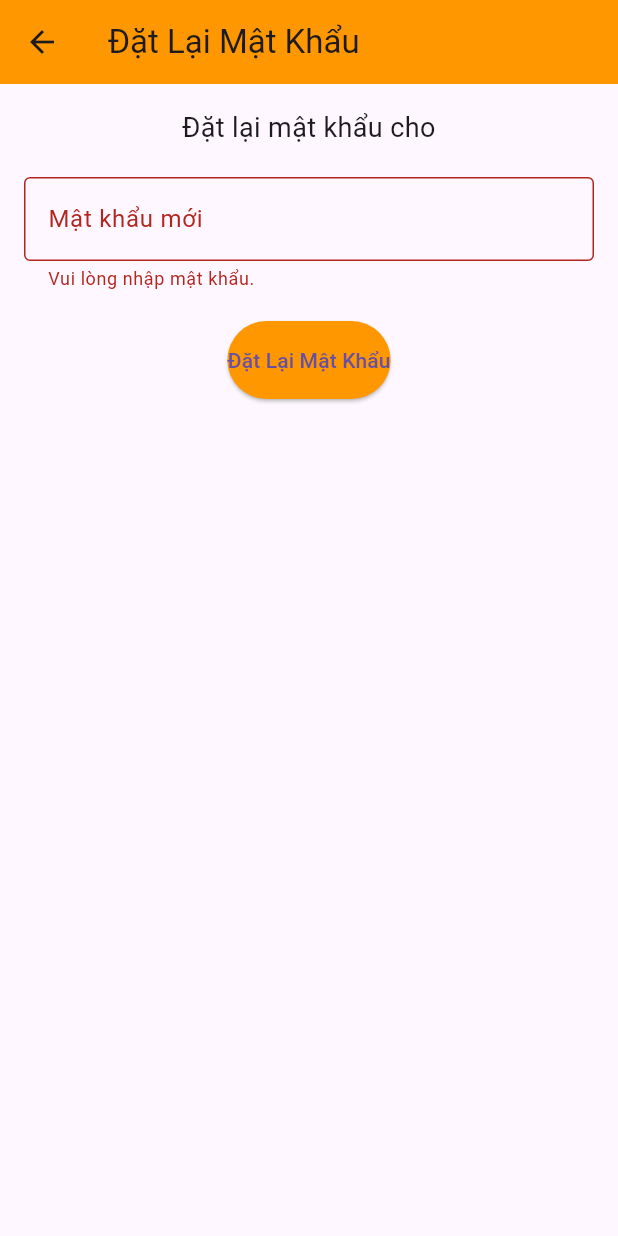
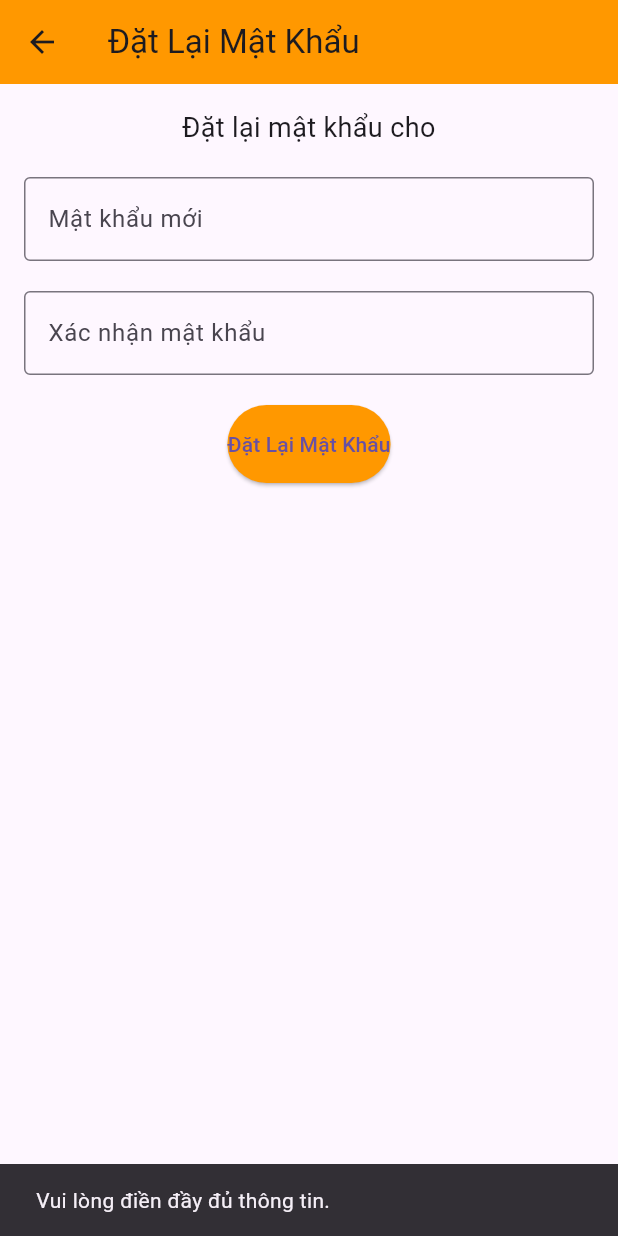
Before and after one commit to vieanh12/testProject, a Flutter app: the ResetPasswordPage screen opened directly with empty values, after a tap on "Đặt Lại Mật Khẩu", on a phone screen of 412 x 824 dp. Run offline on Flutter 3.47's test engine with Material 3 defaults, Android fonts, the phone set to English and light mode, and no system bars; our stand-ins replace carousel_slider, dio.

Commit message:
Viet Anh demo flutter1 25

```diff
--- a/lib/screen/welcome/resetpassword.dart
+++ b/lib/screen/welcome/resetpassword.dart
@@ -14,6 +14,7 @@ class ResetPasswordPage extends StatefulWidget {
 class _ResetPasswordPageState extends State<ResetPasswordPage> {
   final TextEditingController _otpController = TextEditingController();
   final TextEditingController _newPasswordController = TextEditingController();
+  final TextEditingController _confirmNewPasswordController = TextEditingController();
   final _formKey = GlobalKey<FormState>();
   bool _otpVerified = false; // Đánh dấu đã xác minh OTP hay chưa
 
@@ -33,6 +34,28 @@ class _ResetPasswordPageState extends State<ResetPasswordPage> {
   }
 
   void resetPassword() {
+    String password = _newPasswordController.text;
+    String confirmPassword = _confirmNewPasswordController.text;
+    if (password.isEmpty || confirmPassword.isEmpty) {
+      ScaffoldMessenger.of(context).showSnackBar(
+        SnackBar(content: Text("Vui lòng điền đầy đủ thông tin.")),
+      );
+      return;
+    }
+
+    if (password != confirmPassword) {
+      ScaffoldMessenger.of(context).showSnackBar(
+        SnackBar(content: Text("Mật khẩu và xác nhận mật khẩu không khớp.")),
+      );
+      return;
+    }
+
+    if (password.length < 8) {
+      ScaffoldMessenger.of(context).showSnackBar(
+        SnackBar(content: Text("Mật khẩu phải có ít nhất 8 ký tự.")),
+      );
+      return;
+    }
     if (_formKey.currentState!.validate()) {
       // Xử lý API đặt lại mật khẩu
       showDialog(
@@ -44,7 +67,9 @@ class _ResetPasswordPageState extends State<ResetPasswordPage> {
             TextButton(
               onPressed: () {
                 Navigator.pop(context); // Đóng dialog
-                Navigator.pop(context); // Quay lại trang Login
+                Navigator.pushReplacement(
+                    context, MaterialPageRoute(builder: (context) => LoginPage())
+                ); // Quay lại trang Login
               },
               child: Text("OK"),
             ),
@@ -108,7 +133,7 @@ class _ResetPasswordPageState extends State<ResetPasswordPage> {
                   child: Column(
                     children: [
                       TextFormField(
-                        controller: _newPasswordController,
+                        controller:   _newPasswordController,
                         obscureText: true,
                         decoration: InputDecoration(
                           labelText: "Mật khẩu mới",
@@ -123,6 +148,15 @@ class _ResetPasswordPageState extends State<ResetPasswordPage> {
                           }
                           return null;
                         },
+                      ),
+                      SizedBox(height: 20),
+                      TextField(
+                        controller: _confirmNewPasswordController,
+                        obscureText: true,
+                        decoration: InputDecoration(
+                          labelText: "Xác nhận mật khẩu",
+                          border: OutlineInputBorder(),
+                        ),
                       ),
                       SizedBox(height: 20),
                       ElevatedButton(
```
